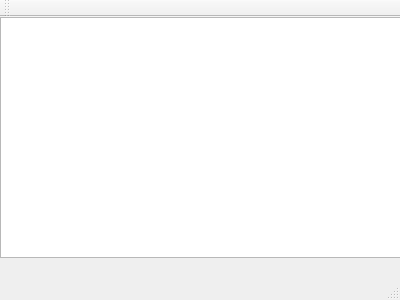
XyloseYuthy/GNBFrontend, file GNBProject/mainwindow.ui: the form before one commit.
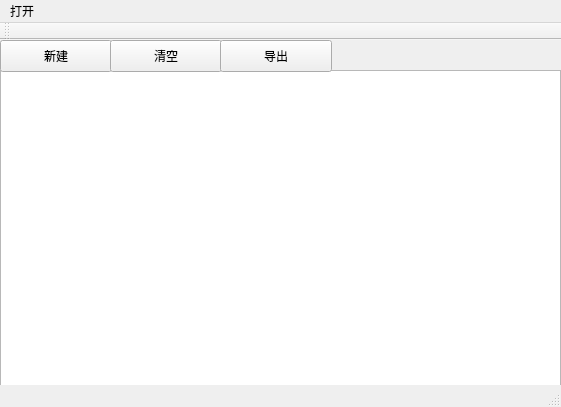
The form after the commit.

Commit message: [添加]工程主界面基础搭建

```diff
--- a/GNBProject/mainwindow.ui
+++ b/GNBProject/mainwindow.ui
@@ -6,36 +6,87 @@
    <rect>
     <x>0</x>
     <y>0</y>
-    <width>400</width>
-    <height>300</height>
+    <width>561</width>
+    <height>407</height>
    </rect>
   </property>
   <property name="windowTitle">
    <string>MainWindow</string>
   </property>
   <widget class="QWidget" name="centralWidget">
-   <widget class="QListView" name="listView">
+   <widget class="QListWidget" name="listWidget">
     <property name="geometry">
      <rect>
       <x>0</x>
+      <y>30</y>
+      <width>561</width>
+      <height>321</height>
+     </rect>
+    </property>
+   </widget>
+   <widget class="QPushButton" name="pushButton_2">
+    <property name="geometry">
+     <rect>
+      <x>0</x>
       <y>0</y>
-      <width>401</width>
-      <height>241</height>
+      <width>112</width>
+      <height>32</height>
      </rect>
+    </property>
+    <property name="text">
+     <string>新建</string>
+    </property>
+   </widget>
+   <widget class="QPushButton" name="pushButton">
+    <property name="geometry">
+     <rect>
+      <x>110</x>
+      <y>0</y>
+      <width>112</width>
+      <height>32</height>
+     </rect>
+    </property>
+    <property name="text">
+     <string>清空</string>
+    </property>
+   </widget>
+   <widget class="QPushButton" name="pushButton_3">
+    <property name="geometry">
+     <rect>
+      <x>220</x>
+      <y>0</y>
+      <width>112</width>
+      <height>32</height>
+     </rect>
+    </property>
+    <property name="text">
+     <string>导出</string>
     </property>
    </widget>
   </widget>
   <widget class="QMenuBar" name="menuBar">
+   <property name="enabled">
+    <bool>true</bool>
+   </property>
    <property name="geometry">
     <rect>
      <x>0</x>
      <y>0</y>
-     <width>400</width>
+     <width>561</width>
      <height>22</height>
     </rect>
    </property>
+   <widget class="QMenu" name="menu_2">
+    <property name="title">
+     <string>打开</string>
+    </property>
+   </widget>
+   <addaction name="menu_2"/>
   </widget>
   <widget class="QToolBar" name="mainToolBar">
+   <property name="movable">
+    <bool>true</bool>
+   </property>
    <attribute name="toolBarArea">
     <enum>TopToolBarArea</enum>
    </attribute>
```
The commit also changes 4 other files.
